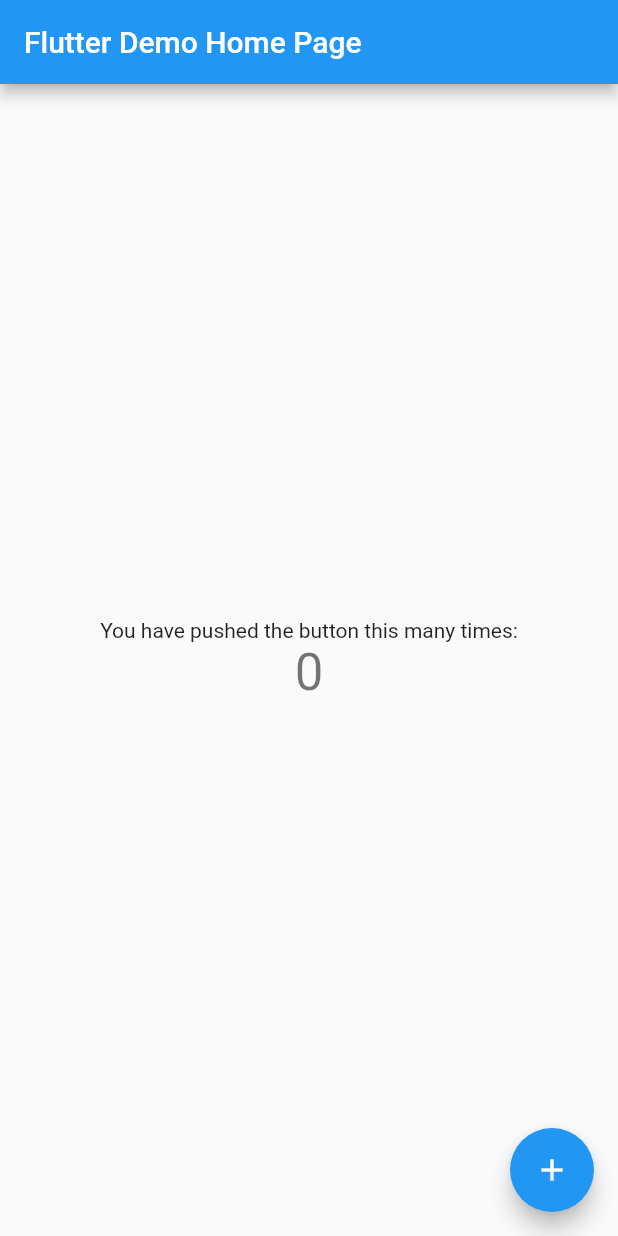
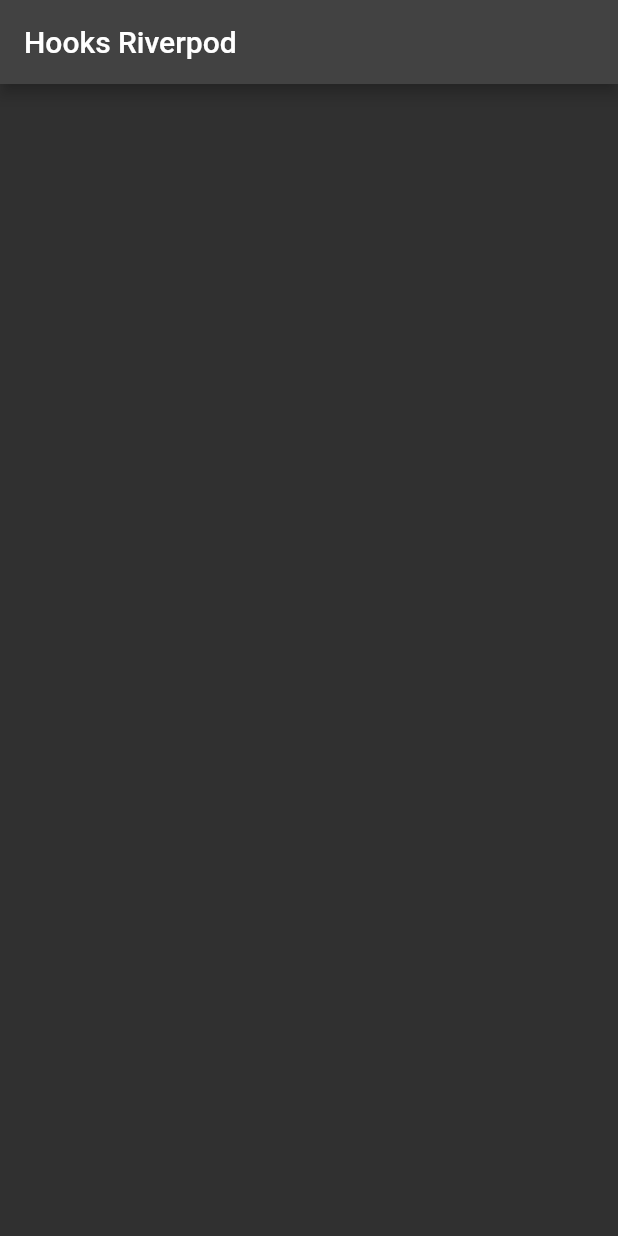
Before and after one commit to Anonymousgaurav/flutter_riverpod, a Flutter app: the screen it shows after launch, on a phone screen of 412 x 824 dp. Run offline on Flutter 3.47's test engine with Material 2 defaults, Android fonts, the phone set to English and light mode, and no system bars; our stand-ins replace hooks_riverpod.

Commit message:
skelton code

```diff
--- a/lib/main.dart
+++ b/lib/main.dart
@@ -1,115 +1,41 @@
 import 'package:flutter/material.dart';
+import 'package:hooks_riverpod/hooks_riverpod.dart';
+
 
 void main() {
-  runApp(const MyApp());
+  runApp(
+      const ProviderScope(child: MyApp())
+  );
 }
 
 class MyApp extends StatelessWidget {
   const MyApp({Key? key}) : super(key: key);
 
-  // This widget is the root of your application.
   @override
   Widget build(BuildContext context) {
     return MaterialApp(
       title: 'Flutter Demo',
+      themeMode: ThemeMode.dark,
+      darkTheme: ThemeData.dark(),
       theme: ThemeData(
-        // This is the theme of your application.
-        //
-        // Try running your application with "flutter run". You'll see the
-        // application has a blue toolbar. Then, without quitting the app, try
-        // changing the primarySwatch below to Colors.green and then invoke
-        // "hot reload" (press "r" in the console where you ran "flutter run",
-        // or simply save your changes to "hot reload" in a Flutter IDE).
-        // Notice that the counter didn't reset back to zero; the application
-        // is not restarted.
         primarySwatch: Colors.blue,
       ),
-      home: const MyHomePage(title: 'Flutter Demo Home Page'),
+      home: const MyHomePage(),
     );
   }
 }
 
-class MyHomePage extends StatefulWidget {
-  const MyHomePage({Key? key, required this.title}) : super(key: key);
+class MyHomePage extends ConsumerWidget {
+  const MyHomePage({Key? key}) : super(key: key);
 
-  // This widget is the home page of your application. It is stateful, meaning
-  // that it has a State object (defined below) that contains fields that affect
-  // how it looks.
-
-  // This class is the configuration for the state. It holds the values (in this
-  // case the title) provided by the parent (in this case the App widget) and
-  // used by the build method of the State. Fields in a Widget subclass are
-  // always marked "final".
-
-  final String title;
 
   @override
-  State<MyHomePage> createState() => _MyHomePageState();
-}
-
-class _MyHomePageState extends State<MyHomePage> {
-  int _counter = 0;
-
-  void _incrementCounter() {
-    setState(() {
-      // This call to setState tells the Flutter framework that something has
-      // changed in this State, which causes it to rerun the build method below
-      // so that the display can reflect the updated values. If we changed
-      // _counter without calling setState(), then the build method would not be
-      // called again, and so nothing would appear to happen.
-      _counter++;
-    });
-  }
-
-  @override
-  Widget build(BuildContext context) {
-    // This method is rerun every time setState is called, for instance as done
-    // by the _incrementCounter method above.
-    //
-    // The Flutter framework has been optimized to make rerunning build methods
-    // fast, so that you can just rebuild anything that needs updating rather
-    // than having to individually change instances of widgets.
+  Widget build(BuildContext context,WidgetRef ref) {
     return Scaffold(
       appBar: AppBar(
-        // Here we take the value from the MyHomePage object that was created by
-        // the App.build method, and use it to set our appbar title.
-        title: Text(widget.title),
+        title: const Text("Hooks Riverpod"),
       ),
-      body: Center(
-        // Center is a layout widget. It takes a single child and positions it
-        // in the middle of the parent.
-        child: Column(
-          // Column is also a layout widget. It takes a list of children and
-          // arranges them vertically. By default, it sizes itself to fit its
-          // children horizontally, and tries to be as tall as its parent.
-          //
-          // Invoke "debug painting" (press "p" in the console, choose the
-          // "Toggle Debug Paint" action from the Flutter Inspector in Android
-          // Studio, or the "Toggle Debug Paint" command in Visual Studio Code)
-          // to see the wireframe for each widget.
-          //
-          // Column has various properties to control how it sizes itself and
-          // how it positions its children. Here we use mainAxisAlignment to
-          // center the children vertically; the main axis here is the vertical
-          // axis because Columns are vertical (the cross axis would be
-          // horizontal).
-          mainAxisAlignment: MainAxisAlignment.center,
-          children: <Widget>[
-            const Text(
-              'You have pushed the button this many times:',
-            ),
-            Text(
-              '$_counter',
-              style: Theme.of(context).textTheme.headline4,
-            ),
-          ],
-        ),
-      ),
-      floatingActionButton: FloatingActionButton(
-        onPressed: _incrementCounter,
-        tooltip: 'Increment',
-        child: const Icon(Icons.add),
-      ), // This trailing comma makes auto-formatting nicer for build methods.
+      body: Center(),
     );
   }
 }
--- a/pubspec.yaml
+++ b/pubspec.yaml
@@ -34,6 +34,8 @@ dependencies:
   # The following adds the Cupertino Icons font to your application.
   # Use with the CupertinoIcons class for iOS style icons.
   cupertino_icons: ^1.0.2
+  hooks_riverpod: ^1.0.3+1
+
 
 dev_dependencies:
   flutter_test:
```
Also changed, not shown: pubspec.lock.
